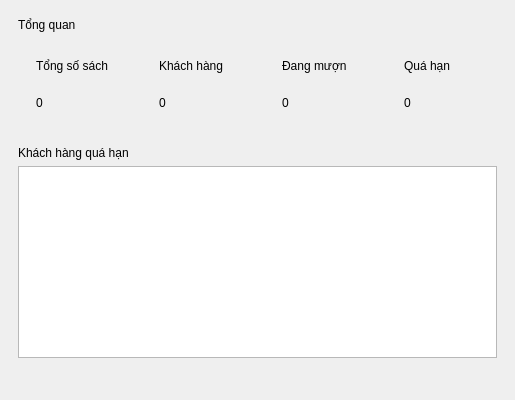
First picture: the form in frontend/DashboardPage.ui, repository Dannyplusplus12/PBL2, before the edit.
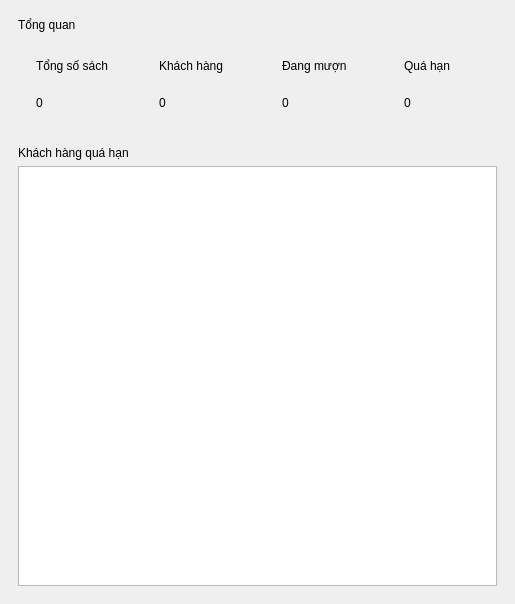
Second picture: the form after the edit.

```diff
--- a/frontend/DashboardPage.ui
+++ b/frontend/DashboardPage.ui
@@ -215,7 +215,14 @@
        </widget>
       </item>
       <item>
-       <widget class="QTableWidget" name="overdueTable"/>
+       <widget class="QTableWidget" name="overdueTable">
+         <property name="minimumSize">
+          <size>
+           <width>0</width>
+           <height>420</height>
+          </size>
+         </property>
+       </widget>
       </item>
      </layout>
     </widget>
```
